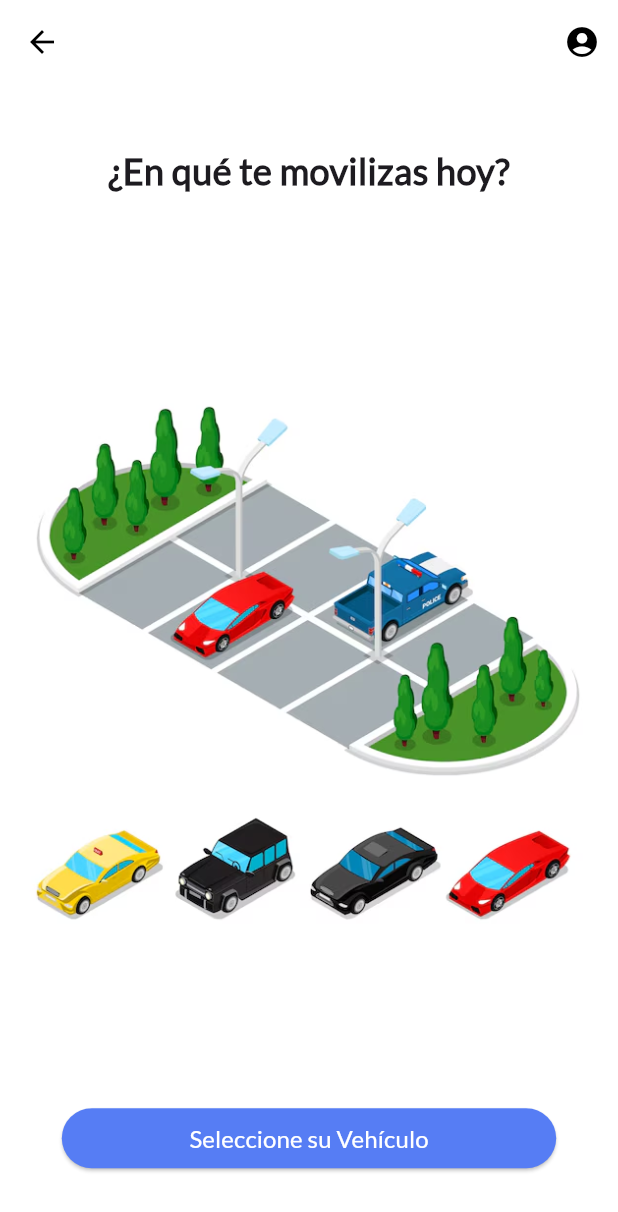
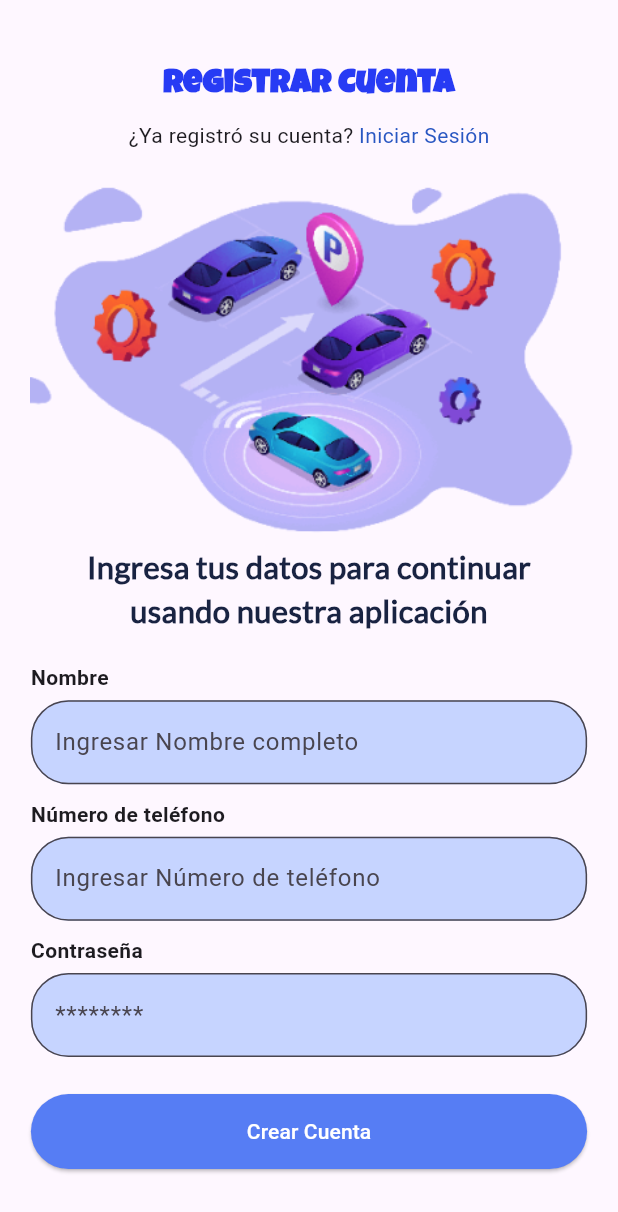
Before and after one commit to MassimoLarger/Projecto-Estacionamiento, a Flutter app: the TipodecuentaWidget screen opened directly, after a tap on "Visita", on a phone screen of 412 x 824 dp. Shown: the top 1212 px of the screen. Run offline on Flutter 3.47's test engine with Material 3 defaults, Android fonts, the light colour scheme and no system bars.

Commit message:
Screen Registrar

```diff
--- a/vistas/app_movil/lib/pantallas/iniciar_sesion.dart
+++ b/vistas/app_movil/lib/pantallas/iniciar_sesion.dart
@@ -1,6 +1,6 @@
 import 'package:flutter/gestures.dart';
 import 'package:flutter/material.dart';
-import 'movilizacion.dart';
+import 'tipo_de_cuenta.dart';
 
 class LoginScreen extends StatelessWidget {
   const LoginScreen({super.key});
@@ -84,7 +84,7 @@ class LoginScreen extends StatelessWidget {
                     onPressed: () {
                       Navigator.push(
                         context,
-                        MaterialPageRoute(builder: (context) => const CarSelectionWidget()),
+                        MaterialPageRoute(builder: (context) => const TipodecuentaWidget()),
                       );
                     },
                     style: ElevatedButton.styleFrom(
--- a/vistas/app_movil/lib/pantallas/registrar.dart
+++ b/vistas/app_movil/lib/pantallas/registrar.dart
@@ -0,0 +1,133 @@
+import 'package:flutter/material.dart';
+import 'movilizacion.dart'; // Asegúrate de que este importe es correcto para tus rutas
+
+class RegisterScreen extends StatelessWidget {
+  const RegisterScreen({super.key});
+
+  @override
+  Widget build(BuildContext context) {
+    // Obtiene las dimensiones de la pantalla
+    final screenSize = MediaQuery.of(context).size;
+
+    return Scaffold(
+      body: SingleChildScrollView(
+        child: Column(
+          children: <Widget>[
+            SizedBox(height: screenSize.height * 0.05),  // Ajusta en función del tamaño de la pantalla
+            Padding(
+              padding: EdgeInsets.symmetric(horizontal: screenSize.width * 0.05),
+              child: const Text(
+                'Registrar Cuenta',
+                textAlign: TextAlign.center,
+                style: TextStyle(
+                  fontFamily: 'Luckiest Guy',
+                  color: Color(0xFF273BF4),
+                  fontSize: 22,
+                  fontWeight: FontWeight.bold,
+                ),
+              ),
+            ),
+            Padding(
+              padding: EdgeInsets.symmetric(vertical: screenSize.height * 0.01),
+              child: Row(
+                mainAxisAlignment: MainAxisAlignment.center,
+                children: [
+                  const Text('¿Ya registró su cuenta? '),
+                  GestureDetector(
+                    onTap: () {
+                      // Navegar a la pantalla de inicio de sesión
+                    },
+                    child: const Text('Iniciar Sesión', style: TextStyle(color:Color.fromRGBO(41, 87, 194, 1))),
+                  ),
+                ],
+              ),
+            ),
+            Image.asset('assets/images/foto3.png', height: screenSize.height * 0.3),
+            SizedBox(height: screenSize.height * 0.009),
+            Padding(
+              padding: EdgeInsets.symmetric(horizontal: screenSize.width * 0.09),
+              child: Text(
+                'Ingresa tus datos para continuar usando nuestra aplicación',
+                textAlign: TextAlign.center,
+                style: TextStyle(
+                  fontFamily: 'Lato',
+                  color: const Color(0xFF192342),
+                  fontSize: screenSize.width * 0.05,  // Ajusta el tamaño de la fuente según el ancho de la pantalla
+                  fontWeight: FontWeight.bold,
+                ),
+              ),
+            ),
+            Padding(
+              padding: EdgeInsets.all(screenSize.width * 0.05),
+              child: Column(
+                crossAxisAlignment: CrossAxisAlignment.start,
+                children: [
+                  const Text('Nombre', style: TextStyle(fontWeight: FontWeight.bold)),
+                  const SizedBox(height: 5),
+                  TextField(
+                    decoration: InputDecoration(
+                      hintText: 'Ingresar Nombre completo',
+                      border: OutlineInputBorder(
+                        borderRadius: BorderRadius.circular(25),
+                      ),
+                      filled: true,
+                      fillColor: const Color.fromRGBO(198, 212, 255, 1),
+                    ),
+                  ),
+                  SizedBox(height: screenSize.height * 0.012),
+                  const Text('Número de teléfono', style: TextStyle(fontWeight: FontWeight.bold)),
+                  const SizedBox(height: 5),
+                  TextField(
+                    decoration: InputDecoration(
+                      hintText: 'Ingresar Número de teléfono',
+                      border: OutlineInputBorder(
+                        borderRadius: BorderRadius.circular(25),
+                      ),
+                      filled: true,
+                      fillColor: const Color.fromRGBO(198, 212, 255, 1),
+                    ),
+                    keyboardType: TextInputType.phone,
+                  ),
+                  SizedBox(height: screenSize.height * 0.012),
+                  const Text('Contraseña', style: TextStyle(fontWeight: FontWeight.bold)),
+                  const SizedBox(height: 5),
+                  TextField(
+                    decoration: InputDecoration(
+                      hintText: '********',
+                      border: OutlineInputBorder(
+                        borderRadius: BorderRadius.circular(25),
+                      ),
+                      filled: true,
+                      fillColor: const Color.fromRGBO(198, 212, 255, 1),
+                    ),
+                    obscureText: true,
+                  ),
+                  SizedBox(height: screenSize.height * 0.03),
+                  Center(
+                    child: ElevatedButton(
+                      onPressed: () {
+                        Navigator.push(
+                          context,
+                          MaterialPageRoute(builder: (context) => const CarSelectionWidget()),
+                        );
+                      },
+                      style: ElevatedButton.styleFrom(
+                        backgroundColor: const Color(0xFF567DF4),
+                        foregroundColor: Colors.white,
+                        minimumSize: Size(screenSize.width * 0.9, 50),  // Ajusta el botón al 80% del ancho de la pantalla
+                        shape: RoundedRectangleBorder(
+                          borderRadius: BorderRadius.circular(30),
+                        ),
+                      ),
+                      child: const Text('Crear Cuenta'),
+                    ),
+                  ),
+                ],
+              ),
+            ),
+          ],
+        ),
+      ),
+    );
+  }
+}
--- a/vistas/app_movil/lib/pantallas/tipo_de_cuenta.dart
+++ b/vistas/app_movil/lib/pantallas/tipo_de_cuenta.dart
@@ -1,7 +1,7 @@
 import 'package:flutter/material.dart';
 //import 'codigo_verificado.dart';
 //import 'codigo_erroneo.dart';
-import 'movilizacion.dart';
+import 'registrar.dart';
 
 class TipodecuentaWidget extends StatefulWidget {
   const TipodecuentaWidget({super.key});
@@ -50,9 +50,9 @@ class TipodecuentaWidgetState extends State<TipodecuentaWidget> {
                     ),
                   ),
                 ),
-                _buildButton(context, "Visita", Colors.blue, const CarSelectionWidget()),
-                _buildButton(context, "Academico/Funcionario", Colors.blue, const CarSelectionWidget()),
-                _buildButton(context, "Estudiante", Colors.blue, const CarSelectionWidget()),
+                _buildButton(context, "Visita", Colors.blue, const RegisterScreen()),
+                _buildButton(context, "Academico/Funcionario", Colors.blue, const RegisterScreen()),
+                _buildButton(context, "Estudiante", Colors.blue, const RegisterScreen()),
               ],
             ),
           ),
@@ -69,7 +69,7 @@ class TipodecuentaWidgetState extends State<TipodecuentaWidget> {
           onPressed: () {
             Navigator.push(
               context,
-              MaterialPageRoute(builder: (context) => const CarSelectionWidget()),
+              MaterialPageRoute(builder: (context) => const RegisterScreen()),
             );
           },
           style: ElevatedButton.styleFrom(
--- a/vistas/app_movil/pubspec.yaml
+++ b/vistas/app_movil/pubspec.yaml
@@ -62,6 +62,9 @@ flutter:
     - assets/images/imagen4.png
     - assets/images/imagen5.png
     - assets/images/inicio.png
+    - assets/images/meyer.png
+    - assets/images/chuyaca.png
+    - assets/images/foto3.png
 
   fonts:
     - family: Luckiest Guy
```
Also changed, not shown: vistas/app_movil/lib/pantallas/registrar_vehiculo.dart (+9 -2 lines), vistas/app_movil/lib/pantallas/sede.dart (added, +84 -0 lines), vistas/app_movil/assets/images/chuyaca.png (added), vistas/app_movil/assets/images/foto3.png (added), vistas/app_movil/assets/images/meyer.png (added).
